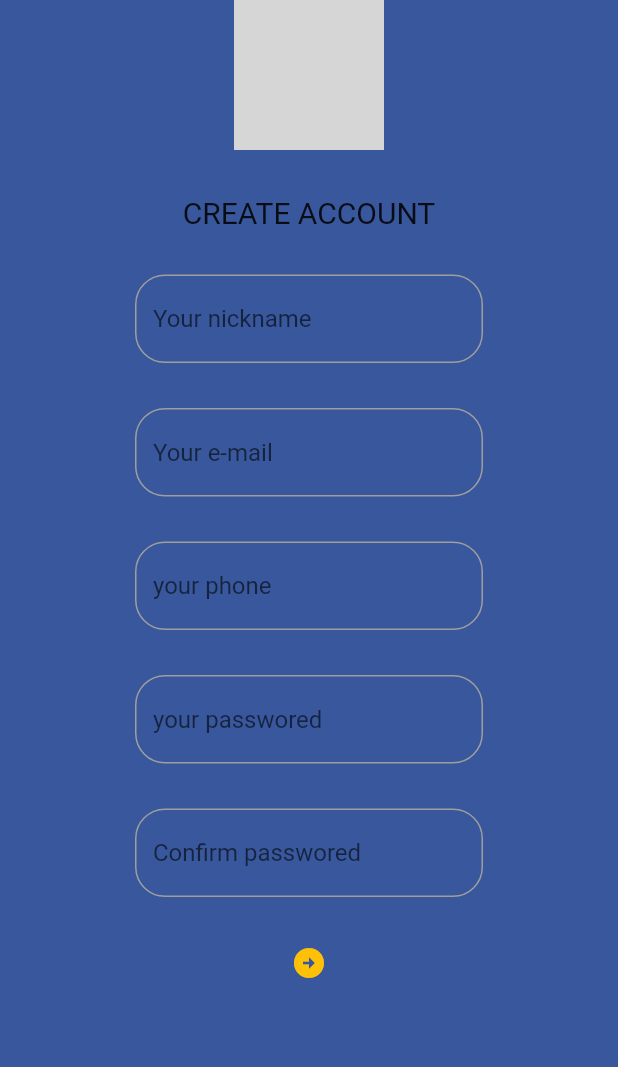
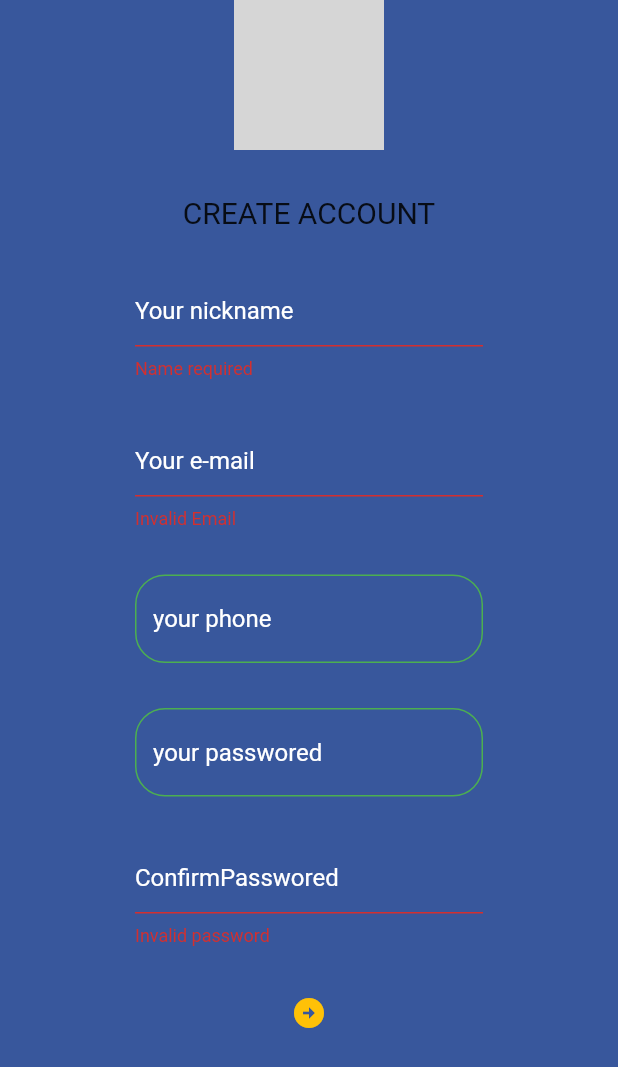
Before and after one commit to taha2023/vap_project, a Flutter app: the SiniUp screen opened directly, after a tap on the "arrow circle right" icon, on a phone screen of 412 x 824 dp. Shown: the top 1067 px of the screen. Run offline on Flutter 3.47's test engine with Material 2 defaults, Android fonts, the light colour scheme and no system bars; our stand-ins replace email_validator, firebase_auth, firebase_core, validators; accounts and stored records are empty; Roboto replaces fonts that are missing (pacifico); grey boxes are pictures that could not be loaded.

Commit message:
firest commit

```diff
--- a/lib/home_page.dart
+++ b/lib/home_page.dart
@@ -28,7 +28,7 @@ class Home extends StatelessWidget {
               SizedBox(height: 10),
               Text(
                 'Welcome to APPDESIGN',
-                style: TextStyle(
+                  style: TextStyle(
                   fontFamily: 'pacifico',
                   fontSize: 10,
                 ),
@@ -77,7 +77,6 @@ class Home extends StatelessWidget {
                       onSurface: Colors.grey,
                       padding: EdgeInsets.all(10.0),
                       minimumSize: Size(300, 50)),
-
                 ),
               ),
               SizedBox(height: 20),
--- a/lib/location.dart
+++ b/lib/location.dart
@@ -6,7 +6,6 @@ class Hotels extends StatefulWidget {
   @override
   State<Hotels> createState() => _HotelsState();
 }
-
 class _HotelsState extends State<Hotels> {
   @override
   Widget build(BuildContext context) {
@@ -15,9 +14,15 @@ class _HotelsState extends State<Hotels> {
         preferredSize: Size.fromHeight(150),
         child: AppBar(
             title: Text("Venice, italy"),
-
-      ),
-      ),
-    );
-  }
+            actions: <Widget>[
+            IconButton(
+             icon: const Icon(Icons.search),
+             tooltip: 'Comment Icon',
+             onPressed: () {},
+          ),
+         ]
+        ),
+       ),
+     );
+   }
 }
--- a/lib/main.dart
+++ b/lib/main.dart
@@ -33,7 +33,6 @@ class MyApp extends StatelessWidget {
       debugShowCheckedModeBanner: false,
       title: 'Flutter Demo',
       theme: ThemeData(
-
         primarySwatch: Colors.blue,
       ),
       home: Splash(),
--- a/lib/sini_up.dart
+++ b/lib/sini_up.dart
@@ -1,4 +1,8 @@
 import 'package:flutter/material.dart';
+import 'package:flutter/services.dart';
+import 'package:validators/validators.dart' as validator;
+import 'package:email_validator/email_validator.dart';
+
 
 class SiniUp extends StatefulWidget {
   const SiniUp({Key? key}) : super(key: key);
@@ -8,16 +12,33 @@ class SiniUp extends StatefulWidget {
 }
 
 class _SiniUpState extends State<SiniUp> {
+  TextEditingController _passwordController = TextEditingController();
+
   TextEditingController inputController = new TextEditingController();
+  final formKey = GlobalKey<FormState>();
+  final ScaffoldKey = GlobalKey<ScaffoldState>();
+
+
+
 
   @override
   Widget build(BuildContext context) {
+    const appTitle = 'Form Validation Demo';
     bool loading = true;
     String _text = "";
+    String? _passwordError;
+    bool isVisible = true;
+
+    var passkey;
+    TextEditingController password = TextEditingController();
+    // var ConfirmPasswored;
     return Scaffold(
+      key: ScaffoldKey,
       backgroundColor: Color(0xFF38579c),
       body: ListView(children: <Widget>[
-        Column(
+        Form(
+          key:formKey ,
+          autovalidateMode: AutovalidateMode.always,child:  Column(
           children: <Widget>[
             Container(
               height: 100,
@@ -40,16 +61,70 @@ class _SiniUpState extends State<SiniUp> {
               ),
             ),
             SizedBox(height: 30),
+
                Padding(
                 padding: const EdgeInsets.symmetric(horizontal: 90),
-              child: TextField(
+                child: TextFormField(
                   controller: inputController,
                   decoration: new InputDecoration(
                       hintText: 'Your nickname',
+                      hintStyle: TextStyle(color: Colors.white),
                       enabledBorder: const OutlineInputBorder(
                         borderRadius: BorderRadius.all(Radius.circular(20.0)),
                         borderSide: const BorderSide(
-                      color: Colors.grey,
+                          color: Colors.green,
+                        ),
+                      ),
+                  ),
+                    validator: (value){
+                      if(value!.isEmpty || !int.parse(value).isNaN){
+                        return "Name required";
+
+                      }
+                      return null;
+                    }
+
+                ),
+              ),
+
+            SizedBox(height: 30),
+            Padding(
+                padding: const EdgeInsets.symmetric(horizontal: 90),
+                child: TextFormField(
+                  decoration: new InputDecoration(
+                    hintText: 'Your e-mail',
+                    hintStyle: TextStyle(color: Colors.white),
+                    enabledBorder: const OutlineInputBorder(
+                      borderRadius: BorderRadius.all(Radius.circular(20.0)),
+                      borderSide: const BorderSide(
+                        color: Colors.green,
+                      ),
+                    ),
+                  ),
+                  validator: (value) {
+                    if(value == null || value.isEmpty || !value.contains('@') || !value.contains('.')){
+                      return 'Invalid Email';
+                    }
+                    return null;
+                  },
+                ),
+              ),
+
+            SizedBox(height: 30),
+            Padding(
+              padding: const EdgeInsets.symmetric(horizontal: 90),
+              child: TextFormField(
+                keyboardType: TextInputType.number,
+                inputFormatters: <TextInputFormatter>[
+                  FilteringTextInputFormatter.digitsOnly,
+                ],
+                decoration: new InputDecoration(
+                  hintText: 'your phone',
+                  hintStyle: TextStyle(color: Colors.white),
+                  enabledBorder: const OutlineInputBorder(
+                    borderRadius: BorderRadius.all(Radius.circular(20.0)),
+                    borderSide: const BorderSide(
+                      color: Colors.green,
                     ),
                   ),
                 ),
@@ -58,68 +133,67 @@ class _SiniUpState extends State<SiniUp> {
             SizedBox(height: 30),
                Padding(
                 padding: const EdgeInsets.symmetric(horizontal: 90),
-              child: TextField(
+                child: TextFormField(
+                  key: passkey,
+                  controller: password,
                   decoration: new InputDecoration(
-                  hintText: 'Your e-mail',
+                    hintText: 'your passwored',
+                    hintStyle: TextStyle(color: Colors.white),
                     enabledBorder: const OutlineInputBorder(
                       borderRadius: BorderRadius.all(Radius.circular(20.0)),
                       borderSide: const BorderSide(
-                      color: Colors.grey,
+                        color: Colors.green,
                       ),
                     ),
                   ),
                 ),
               ),
             SizedBox(height: 30),
-            Padding(
+
+              Visibility(
+                visible: isVisible,
+                child: Padding(
                   padding: const EdgeInsets.symmetric(horizontal: 90),
-              child: TextField(
+                  child: TextFormField(
+                    validator: (s){
+                    return  confirmPasswordValidation(s, password.text);
+                    },
                     decoration: new InputDecoration(
-                  hintText: 'your phone',
+                      hintText: 'ConfirmPasswored',
+                      hintStyle: TextStyle(color: Colors.white),
                       enabledBorder: const OutlineInputBorder(
                         borderRadius: BorderRadius.all(Radius.circular(20.0)),
                         borderSide: const BorderSide(
-                      color: Colors.grey,
+                          color: Colors.green,
                         ),
                       ),
                     ),
-              ),
-            ),
-            SizedBox(height: 30),
-            Padding(
-              padding: const EdgeInsets.symmetric(horizontal: 90),
-              child: TextField(
-                decoration: new InputDecoration(
-                  hintText: 'your passwored',
-                  enabledBorder: const OutlineInputBorder(
-                    borderRadius: BorderRadius.all(Radius.circular(20.0)),
-                    borderSide: const BorderSide(
-                      color: Colors.grey,
+
                   ),
                 ),
               ),
-              ),
-            ),
-            SizedBox(height: 30),
-            Padding(
-              padding: const EdgeInsets.symmetric(horizontal: 90),
-              child: TextField(
-                decoration: new InputDecoration(
-                  hintText: 'Confirm passwored',
-                  enabledBorder: const OutlineInputBorder(
-                    borderRadius: BorderRadius.all(Radius.circular(20.0)),
-                    borderSide: const BorderSide(
-                      color: Colors.grey,
-                    ),
-                  ),
-                ),
-              ),
-            ),
+
             SizedBox(height: 20),
             IconButton(
+
               onPressed: () {
+                print("Password: " + _passwordController.text);
+                // setState(() {
+                //   if(password==ConfirmPasswored){
+                //       isVisible= false;
+                //     }else{
+                //       isVisible= true;
+                //     }
+                //   }
+                // );
+
                 setState(() {
-                  _text = inputController.text;
+                  if(formKey.currentState!.validate()){
+                    ScaffoldKey.currentState!.showSnackBar(SnackBar(
+                      content: Text('Store data local or on the server',
+                    ),
+                    ));
+                  }
                 });
               },
               icon: Icon(
@@ -136,7 +210,19 @@ class _SiniUpState extends State<SiniUp> {
             ),
           ],
         ),
-      ]),
+        ),
+
+    ]
+    ),
     );
   }
+  String? confirmPasswordValidation(value, String password) {
+    if (value!.isEmpty || value.length < 6) {
+      return ('Invalid password');
+    } else if (password != value) {
+      return ('password dosent match');
+    } else {
+      return null;
     }
+  }
+}
--- a/pubspec.yaml
+++ b/pubspec.yaml
@@ -37,6 +37,8 @@ dependencies:
   firebase_core: ^1.21.0
   firebase_auth: ^3.6.4
   firebase_database: ^9.1.2
+  validators: ^3.0.0
+  email_validator: ^2.1.17
 
 dev_dependencies:
   flutter_test:
```
Also changed, not shown: pubspec.lock, 1 other file. Lines whose indentation alone changed are shown as unchanged.
